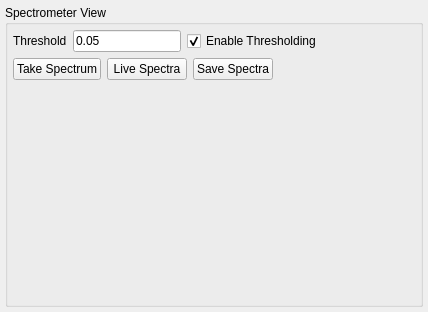
nanophotonics/nplab, file nplab/instrument/spectrometer/spectrometer_view.ui: the form before one commit.
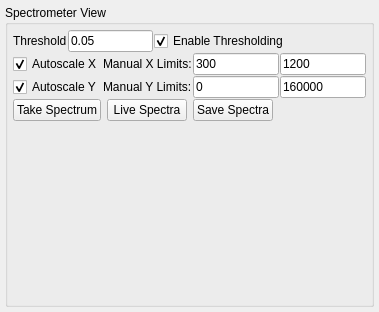
The form after the commit.

Commit message:
Spectrometer view UI updated with ROI controls
These are only added to the UI. They are not currently linked with the
class and therefore will not work yet.

```diff
--- a/nplab/instrument/spectrometer/spectrometer_view.ui
+++ b/nplab/instrument/spectrometer/spectrometer_view.ui
@@ -6,7 +6,7 @@
    <rect>
     <x>0</x>
     <y>0</y>
-    <width>428</width>
+    <width>379</width>
     <height>312</height>
    </rect>
   </property>
@@ -29,6 +29,9 @@
       <string>Spectrometer View</string>
      </property>
      <layout class="QVBoxLayout" name="display_layout">
+      <property name="spacing">
+       <number>1</number>
+      </property>
       <property name="margin">
        <number>5</number>
       </property>
@@ -46,6 +49,18 @@
         </item>
         <item>
          <widget class="QLineEdit" name="threshold">
+          <property name="sizePolicy">
+           <sizepolicy hsizetype="Expanding" vsizetype="Preferred">
+            <horstretch>0</horstretch>
+            <verstretch>0</verstretch>
+           </sizepolicy>
+          </property>
+          <property name="minimumSize">
+           <size>
+            <width>35</width>
+            <height>0</height>
+           </size>
+          </property>
           <property name="text">
            <string>0.05</string>
           </property>
@@ -53,6 +68,12 @@
         </item>
         <item>
          <widget class="QCheckBox" name="enable_threshold">
+          <property name="sizePolicy">
+           <sizepolicy hsizetype="Preferred" vsizetype="Preferred">
+            <horstretch>0</horstretch>
+            <verstretch>0</verstretch>
+           </sizepolicy>
+          </property>
           <property name="text">
            <string>Enable Thresholding</string>
           </property>
@@ -68,7 +89,7 @@
           </property>
           <property name="sizeHint" stdset="0">
            <size>
-            <width>40</width>
+            <width>100</width>
             <height>20</height>
            </size>
           </property>
@@ -76,6 +97,102 @@
         </item>
        </layout>
       </item>
+      <item>
+       <layout class="QGridLayout" name="limits_layout">
+        <property name="verticalSpacing">
+         <number>1</number>
+        </property>
+        <property name="topMargin">
+         <number>0</number>
+        </property>
+        <item row="0" column="1">
+         <widget class="QLabel" name="manual_x_label">
+          <property name="text">
+           <string>Manual X Limits:</string>
+          </property>
+         </widget>
+        </item>
+        <item row="0" column="0">
+         <widget class="QCheckBox" name="autoscale_x">
+          <property name="text">
+           <string>Autoscale X</string>
+          </property>
+          <property name="checked">
+           <bool>true</bool>
+          </property>
+         </widget>
+        </item>
+        <item row="0" column="2">
+         <widget class="QLineEdit" name="x_min">
+          <property name="minimumSize">
+           <size>
+            <width>35</width>
+            <height>0</height>
+           </size>
+          </property>
+          <property name="text">
+           <string>300</string>
+          </property>
+         </widget>
+        </item>
+        <item row="0" column="3">
+         <widget class="QLineEdit" name="x_max">
+          <property name="minimumSize">
+           <size>
+            <width>35</width>
+            <height>0</height>
+           </size>
+          </property>
+          <property name="text">
+           <string>1200</string>
+          </property>
+         </widget>
+        </item>
+        <item row="1" column="0">
+         <widget class="QCheckBox" name="autoscale_y">
+          <property name="text">
+           <string>Autoscale Y</string>
+          </property>
+          <property name="checked">
+           <bool>true</bool>
+          </property>
+         </widget>
+        </item>
+        <item row="1" column="1">
+         <widget class="QLabel" name="manual_y_label">
+          <property name="text">
+           <string>Manual Y Limits:</string>
+          </property>
+         </widget>
+        </item>
+        <item row="1" column="2">
+         <widget class="QLineEdit" name="y_min">
+          <property name="minimumSize">
+           <size>
+            <width>35</width>
+            <height>0</height>
+           </size>
+          </property>
+          <property name="text">
+           <string>0</string>
+          </property>
+         </widget>
+        </item>
+        <item row="1" column="3">
+         <widget class="QLineEdit" name="y_max">
+          <property name="minimumSize">
+           <size>
+            <width>35</width>
+            <height>0</height>
+           </size>
+          </property>
+          <property name="text">
+           <string>160000</string>
+          </property>
+         </widget>
+        </item>
+       </layout>
+      </item>
       <item>
        <layout class="QHBoxLayout" name="button_layout">
         <property name="spacing">
```
